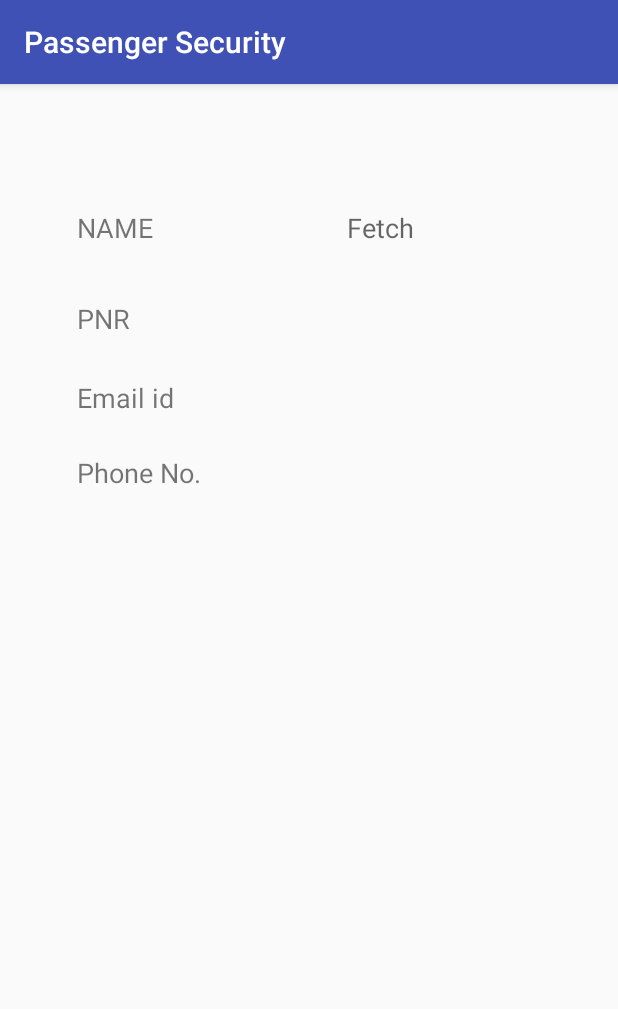
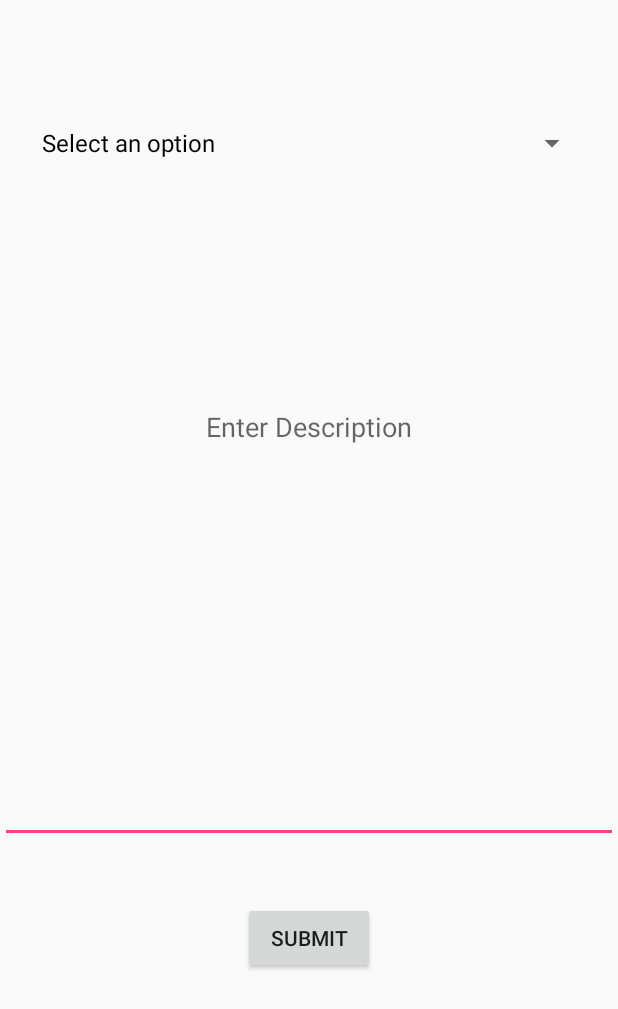
Before and after one commit to ujjwalagr/RailShayak, an Android app: the Mainpage screen opened directly, with no data from a screen before it, on a phone screen of 412 x 824 dp. Shown: the top 1009 px of the screen. Run offline under Robolectric (Android 15) with nearby library versions, the phone set to English and light mode, and no system bars.

Commit message:
Adding complain option added

```diff
--- a/app/src/main/java/passengersecurity/com/passengersecurity/FirstPage.java
+++ b/app/src/main/java/passengersecurity/com/passengersecurity/FirstPage.java
@@ -13,11 +13,11 @@ public class FirstPage extends AppCompatActivity {
     protected void onCreate(Bundle savedInstanceState) {
         super.onCreate(savedInstanceState);
         setContentView(R.layout.activity_first_page);
-        b=findViewById(R.id.b1);
+        b = findViewById(R.id.b1);
         b.setOnClickListener(new View.OnClickListener() {
             @Override
             public void onClick(View view) {
-                Intent i=new Intent(FirstPage.this,SecondPage.class);
+                Intent i = new Intent(FirstPage.this, SecondPage.class);
                 startActivity(i);
             }
         });
--- a/app/src/main/java/passengersecurity/com/passengersecurity/Mainpage.java
+++ b/app/src/main/java/passengersecurity/com/passengersecurity/Mainpage.java
@@ -1,30 +1,96 @@
 package passengersecurity.com.passengersecurity;
 
+import android.content.Intent;
+import android.net.Uri;
 import android.support.v7.app.AppCompatActivity;
 import android.os.Bundle;
+import android.view.View;
+import android.widget.AdapterView;
+import android.widget.ArrayAdapter;
+import android.widget.Button;
+import android.widget.Spinner;
 import android.widget.TextView;
+import android.widget.Toast;
+
+import java.util.List;
 
 import static passengersecurity.com.passengersecurity.Login.s4;
 
 public class Mainpage extends AppCompatActivity {
-    TextView t1,t2,t3,t4;
+    Spinner complaint;
+    TextView description;
+    Button submit;
+    String name[] = new String[]{"Select an option",
+            "Accident Claims",
+            "Allotment of seats - berths by train staff",
+            "Bedroll Complaints",
+            "Booking of Luggage / Parcels / Goods",
+            "Bribery and Corruption",
+            "Catering and Vending Services",
+            "Cleanliness at Station",
+            "Complaint related to Sleeper Class",
+            "Feedback / Suggestions",
+            "Improper behaviour of commercial staff",
+            "Improper behaviour of non commercial staff",
+            "Improper behaviour of non railway staff",
+            "Maintenance / Cleanliness of coaches",
+            "Malfunctioning of Electrical Equipment",
+            "Non availability of water",
+            "Parking",
+            "Passenger Booking",
+            "Publicity",
+            "Punctuality of Train",
+            "Refund of Tickets",
+            "Reservation Issues",
+            "Retiring Room (ONLINE)",
+            "Security",
+            "Thefts / Pilferages",
+            "Tout Package Service Related Grievances",
+            "Unauthorised passengers in coaches",
+            "WIFI Service",
+            "Working of Enquiry Office",
+            "Misc Cause"};
+    String complainType;
+
     @Override
     protected void onCreate(Bundle savedInstanceState) {
         super.onCreate(savedInstanceState);
         setContentView(R.layout.activity_mainpage);
-        t1=findViewById(R.id.tname);
-        t2=findViewById(R.id.pnr);
-        t3=findViewById(R.id.mailtext);
-        t4=findViewById(R.id.numtext);
 
+        complaint = findViewById(R.id.complaint);
+        description = findViewById(R.id.description);
+        submit = findViewById(R.id.submit);
 
-        t1.setText(Login.s1);
-        t2.setText(Login.s2);
-        t3.setText(Login.s3);
-        t4.setText(Login.s4);
+        ArrayAdapter<String> arrayAdapter = new ArrayAdapter<>(this, R.layout.support_simple_spinner_dropdown_item, name);
+        complaint.setAdapter(arrayAdapter);
 
+        complaint.setOnItemSelectedListener(new AdapterView.OnItemSelectedListener() {
+            @Override
+            public void onItemSelected(AdapterView<?> adapterView, View view, int i, long l) {
+                complainType = (String) adapterView.getItemAtPosition(i);
+            }
 
+            @Override
+            public void onNothingSelected(AdapterView<?> adapterView) {
+                Toast.makeText(Mainpage.this, "Please select an option", Toast.LENGTH_SHORT).show();
+            }
+        });
 
+        submit.setOnClickListener(new View.OnClickListener() {
+            @Override
+            public void onClick(View view) {
+                StringBuilder sb = new StringBuilder();
+                sb.append("Name - " + Login.s1 + "\n");
+                sb.append("PNR - " + Login.s2 + "\n");
+                sb.append("Complaint type - " + complainType + "\n");
+                String descriptionText = description.getText().toString();
+                sb.append(descriptionText);
+                Uri uri = Uri.parse("smsto:8947848732");
+                Intent intent = new Intent(Intent.ACTION_SENDTO, uri);
+                intent.putExtra("sms_body", sb.toString());
+                startActivity(intent);
+            }
+        });
     }
 
 }
--- a/app/src/main/res/layout/activity_first_page.xml
+++ b/app/src/main/res/layout/activity_first_page.xml
@@ -16,8 +16,8 @@
         android:layout_alignParentBottom="true"
         android:layout_alignParentEnd="true"
         android:layout_marginBottom="34dp"
+        android:layout_marginEnd="15dp"
         android:background="#fdfdfd"
-        android:layout_marginEnd="15dp"
         android:text="NEXT" />
 
     <ImageView
@@ -33,12 +33,12 @@
         android:id="@+id/textView"
         android:layout_width="300dp"
         android:layout_height="200dp"
-        android:fontFamily="cursive"
-        android:textColor="@android:color/white"
-        android:textStyle="bold"
-        android:textSize="27dp"
         android:layout_below="@+id/imageView"
         android:layout_centerHorizontal="true"
         android:layout_marginTop="38dp"
-        android:text="Welcome ! IRCTC presents you a security app that can help you to register the FIR (Online and Offline both) wiih the single click of SOS button." />
+        android:fontFamily="cursive"
+        android:text="Welcome ! IRCTC presents you a security app that can help you to register the FIR (Online and Offline both) wiih the single click of SOS button."
+        android:textColor="@android:color/white"
+        android:textSize="27sp"
+        android:textStyle="bold" />
 </RelativeLayout>
--- a/app/src/main/res/layout/activity_login2.xml
+++ b/app/src/main/res/layout/activity_login2.xml
@@ -23,8 +23,8 @@
         android:layout_centerHorizontal="true"
         android:layout_marginTop="38dp"
         android:ems="10"
-        android:inputType="textPersonName"
-        android:hint="Name" />
+        android:hint="Name"
+        android:inputType="textPersonName" />
 
     <EditText
         android:id="@+id/pnrtxt"
@@ -34,8 +34,7 @@
         android:layout_centerHorizontal="true"
         android:layout_marginTop="15dp"
         android:ems="10"
-        android:hint="PNR"
-        />
+        android:hint="PNR" />
 
     <EditText
         android:id="@+id/phonetxt"
@@ -44,8 +43,7 @@
         android:layout_centerHorizontal="true"
         android:layout_centerVertical="true"
         android:ems="10"
-        android:hint="Contact No."
-        />
+        android:hint="Contact No." />
 
     <EditText
         android:id="@+id/emailtxt"
@@ -55,8 +53,7 @@
         android:layout_below="@+id/pnrtxt"
         android:layout_marginTop="26dp"
         android:ems="10"
-        android:hint="Email id"
-         />
+        android:hint="Email id" />
 
     <Button
         android:id="@+id/vb"
--- a/app/src/main/res/layout/activity_mainpage.xml
+++ b/app/src/main/res/layout/activity_mainpage.xml
@@ -7,85 +7,36 @@
     tools:context="passengersecurity.com.passengersecurity.Mainpage">
 
 
-    <TextView
-
-        android:id="@+id/textView3"
-        android:layout_width="wrap_content"
+    <Spinner
+        android:id="@+id/complaint"
+        android:layout_width="match_parent"
         android:layout_height="wrap_content"
         android:layout_alignParentStart="true"
         android:layout_alignParentTop="true"
-        android:layout_marginStart="51dp"
-        android:layout_marginTop="83dp"
-        android:text="NAME"
-        android:textSize="18dp" />
+        android:layout_marginEnd="20dp"
+        android:layout_marginStart="20dp"
+        android:layout_marginTop="71dp" />
 
-    <TextView
-        android:id="@+id/textView4"
+    <EditText
+        android:id="@+id/description"
+        android:layout_width="match_parent"
+        android:layout_height="300dp"
+        android:layout_centerHorizontal="true"
+        android:layout_centerVertical="true"
+        android:ems="10"
+        android:gravity="top"
+        android:hint="@string/enter_description"
+        android:inputType="textMultiLine"
+        android:paddingEnd="20dp"
+        android:paddingStart="20dp"
+        android:textAlignment="center" />
+
+    <Button
+        android:id="@+id/submit"
         android:layout_width="wrap_content"
         android:layout_height="wrap_content"
-        android:layout_alignStart="@+id/textView3"
-        android:layout_below="@+id/textView3"
-        android:layout_marginTop="36dp"
-        android:text="PNR"
-        android:textSize="18dp" />
-
-    <TextView
-        android:id="@+id/textView5"
-        android:layout_width="wrap_content"
-        android:layout_height="wrap_content"
-        android:layout_alignStart="@+id/textView4"
-        android:layout_below="@+id/textView4"
-        android:layout_marginTop="28dp"
-        android:text="Email id"
-        android:textSize="18dp" />
-
-    <TextView
-        android:id="@+id/textView6"
-        android:layout_width="wrap_content"
-        android:layout_height="wrap_content"
-        android:layout_alignStart="@+id/textView5"
-        android:layout_below="@+id/textView5"
-        android:layout_marginTop="25dp"
-        android:text="Phone No."
-        android:textSize="18dp" />
-
-    <TextView
-
-        android:id="@+id/tname"
-        android:layout_width="wrap_content"
-        android:layout_height="wrap_content"
-        android:layout_alignBaseline="@+id/textView3"
-        android:layout_alignBottom="@+id/textView3"
-        android:layout_marginStart="97dp"
-        android:layout_toEndOf="@+id/textView6"
-        android:hint="Fetch"
-        android:textSize="18dp" />
-
-    <TextView
-        android:id="@+id/pnr"
-        android:layout_width="wrap_content"
-        android:layout_height="wrap_content"
-        android:layout_above="@+id/textView5"
-        android:layout_alignStart="@+id/tname"
-        android:text="Fetch"
-        android:textSize="18dp" />
-
-    <TextView
-        android:id="@+id/mailtext"
-        android:layout_width="wrap_content"
-        android:layout_height="wrap_content"
-        android:layout_above="@+id/textView6"
-        android:layout_alignStart="@+id/numtext"
-        android:text="Fetch"
-        android:textSize="18dp" />
-
-    <TextView
-        android:id="@+id/numtext"
-        android:layout_width="wrap_content"
-        android:layout_height="wrap_content"
-        android:layout_alignBaseline="@+id/textView6"
-        android:layout_alignBottom="@+id/textView6"
-        android:layout_alignStart="@+id/pnr"
-        android:text="Fetch"
-        android:textSize="18dp" />
+        android:layout_below="@+id/description"
+        android:layout_centerHorizontal="true"
+        android:layout_marginTop="39dp"
+        android:text="@string/submit" />
 </RelativeLayout>
--- a/app/src/main/res/layout/activity_second_page.xml
+++ b/app/src/main/res/layout/activity_second_page.xml
@@ -15,8 +15,8 @@
         android:layout_alignParentBottom="true"
         android:layout_alignParentEnd="true"
         android:layout_marginBottom="19dp"
+        android:layout_marginEnd="32dp"
         android:background="#fdfdfd"
-        android:layout_marginEnd="32dp"
         android:text="LOGIN" />
 
     <Button
@@ -33,19 +33,19 @@
         android:id="@+id/textView2"
         android:layout_width="300dp"
         android:layout_height="200dp"
-        android:fontFamily="cursive"
-        android:textColor="@android:color/white"
-        android:textStyle="bold"
-        android:textSize="27dp"
         android:layout_below="@+id/imageView2"
         android:layout_centerHorizontal="true"
         android:layout_marginTop="45dp"
+        android:fontFamily="cursive"
         android:text="Get Started !!
      Steps:
        1.Validate using PNR.
        2.Once Verified get in
        touch with us.!
-       3.Stay Safe." />
+       3.Stay Safe."
+        android:textColor="@android:color/white"
+        android:textSize="27dp"
+        android:textStyle="bold" />
 
     <ImageView
         android:id="@+id/imageView2"
--- a/app/src/main/res/values/strings.xml
+++ b/app/src/main/res/values/strings.xml
@@ -14,4 +14,6 @@
     <string name="permission_rationale">"Contacts permissions are needed for providing email
         completions."
     </string>
+    <string name="submit">Submit</string>
+    <string name="enter_description">Enter Description</string>
 </resources>
--- a/app/src/main/res/values/styles.xml
+++ b/app/src/main/res/values/styles.xml
@@ -1,7 +1,7 @@
 <resources>
 
     <!-- Base application theme. -->
-    <style name="AppTheme" parent="Theme.AppCompat.Light.DarkActionBar">
+    <style name="AppTheme" parent="Theme.AppCompat.Light.NoActionBar">
         <!-- Customize your theme here. -->
         <item name="colorPrimary">@color/colorPrimary</item>
         <item name="colorPrimaryDark">@color/colorPrimaryDark</item>
```
Also changed, not shown: app/src/main/java/passengersecurity/com/passengersecurity/Login.java (+14 -14 lines), app/src/main/java/passengersecurity/com/passengersecurity/SecondPage.java (+5 -5 lines).
